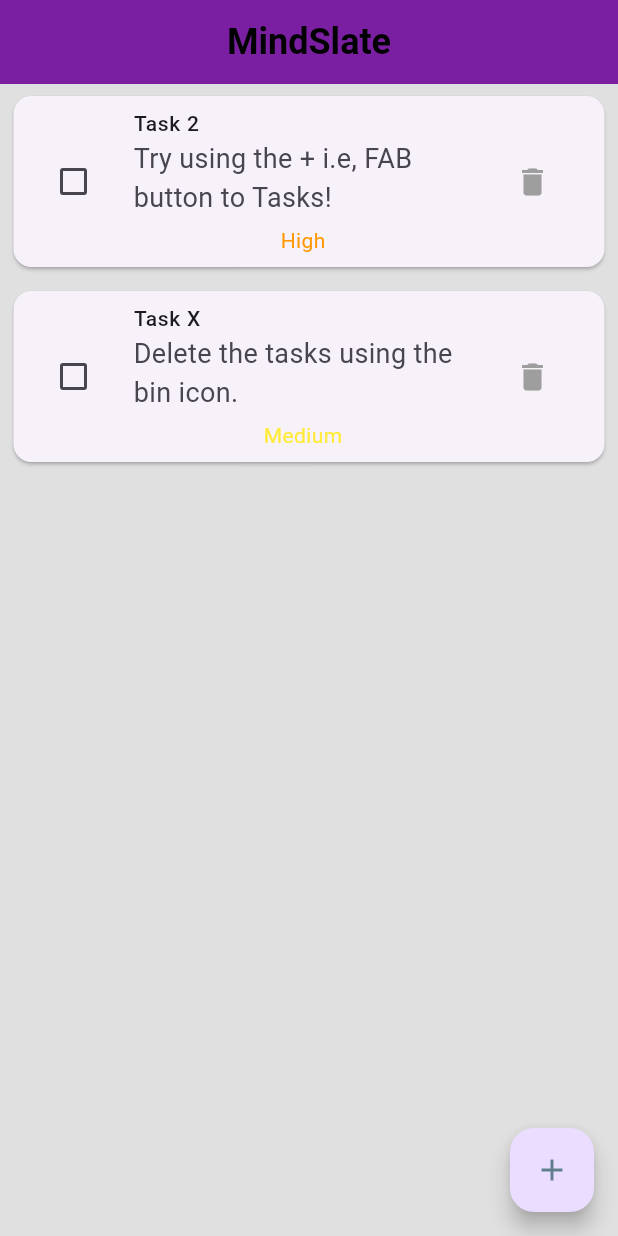
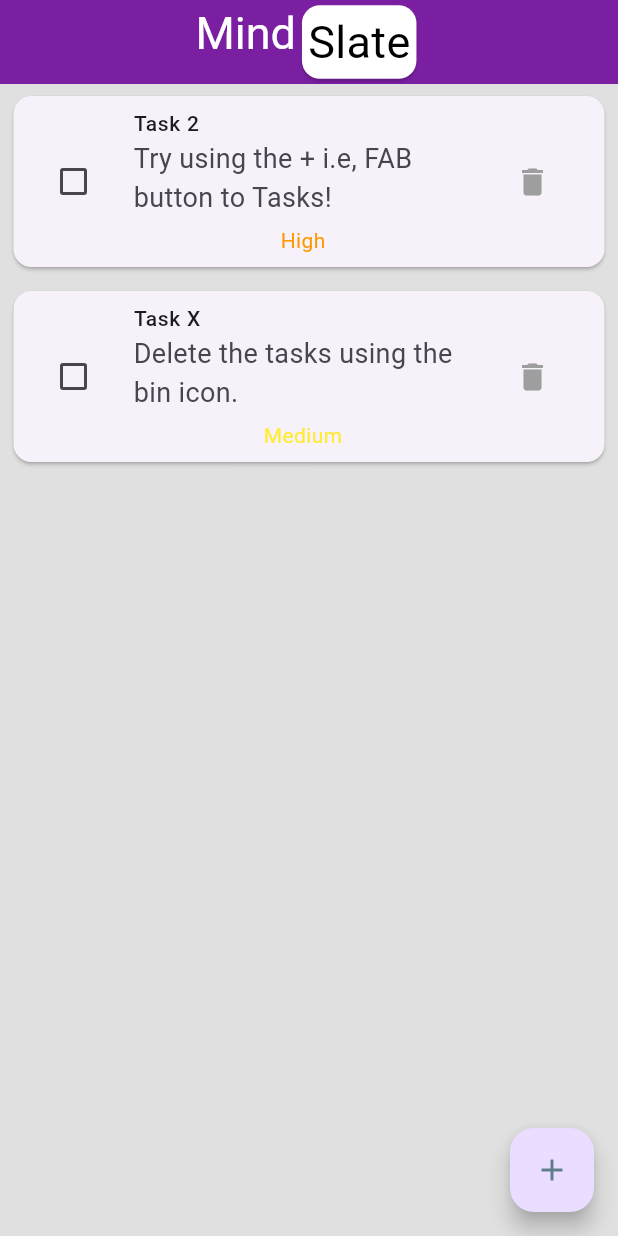
Before and after one commit to Pixel-Code-Hub206/MindSlate, a Flutter app: the screen it shows after launch, after a tap on the "delete" icon, on a phone screen of 412 x 824 dp. Run offline on Flutter 3.47's test engine with Material 3 defaults, Android fonts, the phone set to English and light mode, and no system bars; our stand-ins replace device_preview; Roboto replaces fonts that are missing (Poppins).

Commit message:
Changed the AppBar appearance. Added a checkbox_theme section to the utils

```diff
--- a/lib/main.dart
+++ b/lib/main.dart
@@ -9,7 +9,7 @@ void main() => runApp(
       enabled: kDebugMode,
        builder: (context) => MaterialApp(
            builder: DevicePreview.appBuilder,   //To enable Device Preview
-         useInheritedMediaQuery: true,
+         useInheritedMediaQuery: true,      //Required
            home: Home(),
            themeMode: ThemeMode.system,      //ThemeData
            theme: AppTheme.lightTheme,
--- a/lib/pages/home_screen.dart
+++ b/lib/pages/home_screen.dart
@@ -27,10 +27,40 @@ class _HomeState extends State<Home> {
     return Scaffold(
         backgroundColor: Colors.grey[300],
         appBar: AppBar(
-          title: Text('MindSlate'),
-          centerTitle: true,
+          title: Center(
+            child: RichText(
+               text: TextSpan(
+                    children:[
+                      TextSpan(
+                          text: "Mind",
+                          style: TextStyle(
+                            color: Colors.white,
+                            fontSize: 30.0,
+                          ),
+                      ),
+                      WidgetSpan(
+                        alignment: PlaceholderAlignment.middle,
+                        child: Card(
+                          color: Colors.white,
+                          child: Padding(
+                              padding: EdgeInsets.symmetric(vertical: 3.0, horizontal: 4.0),
+                            child: Text(
+                                "Slate",
+                              style: TextStyle(
+                                fontSize: 30.0,
+                                color: Colors.black,
+                              ),
+                            ),
+                          ),
+                        ),
+                      ),
+                  ],
+                ),
+            ),
+          ),
           backgroundColor: Colors.purple[700],
         ),
+
         body: ListView.builder(
           itemCount: _tasks.length,
             itemBuilder: (BuildContext context, int index){
@@ -94,6 +124,7 @@ class _HomeState extends State<Home> {
             ); //Test data over the UI,
             },
         ),
+
         floatingActionButton: Builder(
             builder: (innerContext) => FloatingActionButton(
               onPressed: () {
--- a/lib/utils/theme/custom_themes/appBar_theme.dart
+++ b/lib/utils/theme/custom_themes/appBar_theme.dart
@@ -9,15 +9,15 @@ class MAppBarTheme{
     centerTitle: false,
     backgroundColor: Colors.transparent,
     surfaceTintColor: Colors.transparent,
-    iconTheme: IconThemeData(color: Colors.black, size: 24.0),
-    titleTextStyle: TextStyle(fontSize: 24.0, fontWeight: FontWeight.w600, color: Colors.black),
+    iconTheme: IconThemeData(color: Colors.white, size: 24.0),
+    titleTextStyle: TextStyle(fontSize: 24.0, fontWeight: FontWeight.w600, color: Colors.white),
   );
   static const darkAppBarTheme = AppBarThemeData(
     elevation: 0,
     centerTitle: false,
     backgroundColor: Colors.transparent,
     surfaceTintColor: Colors.transparent,
-    iconTheme: IconThemeData(color: Colors.white, size: 24.0),
-    titleTextStyle: TextStyle(fontSize: 24.0, fontWeight: FontWeight.w600, color: Colors.white),
+    iconTheme: IconThemeData(color: Colors.black, size: 24.0),
+    titleTextStyle: TextStyle(fontSize: 24.0, fontWeight: FontWeight.w600, color: Colors.black),
   );
 }
--- /dev/null
+++ b/lib/utils/theme/custom_themes/checkbox_theme.dart
@@ -0,0 +1,14 @@
+import 'package:flutter/material.dart';
+
+class MCheckBoxTheme{
+
+  MCheckBoxTheme._();
+
+  static const lightCheckBoxTheme = CheckboxThemeData(
+    //Placeholder for the Light theme
+  );
+
+  static const DarkCheckBoxTheme = CheckboxThemeData(
+    //Placeholder for the dark theme
+  );
+}
```
